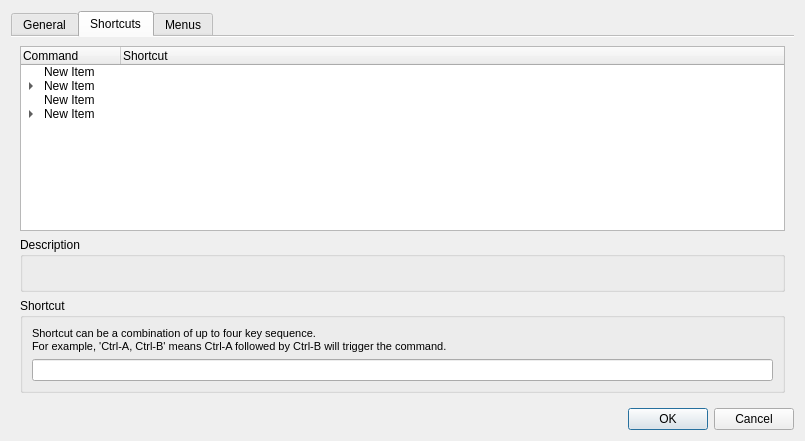
The window that GuiPreferencesWindow.ui (rajendrant/qutty) describes before a commit, drawn with Qt 5.
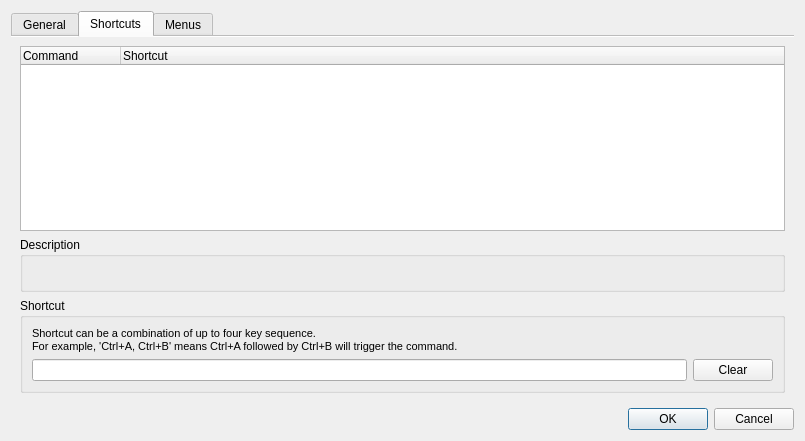
The same window after the commit.

Commit message: support for edit shortcuts in preferences window

Patch:
```diff
--- a/GuiPreferencesWindow.ui
+++ b/GuiPreferencesWindow.ui
@@ -66,67 +66,6 @@
              </font>
             </property>
            </column>
-           <item>
-            <property name="text">
-             <string>New Item</string>
-            </property>
-           </item>
-           <item>
-            <property name="text">
-             <string>New Item</string>
-            </property>
-            <property name="text">
-             <string/>
-            </property>
-            <item>
-             <property name="text">
-              <string>New Item</string>
-             </property>
-            </item>
-           </item>
-           <item>
-            <property name="text">
-             <string>New Item</string>
-            </property>
-           </item>
-           <item>
-            <property name="text">
-             <string>New Item</string>
-            </property>
-            <item>
-             <property name="text">
-              <string>New Item</string>
-             </property>
-             <property name="text">
-              <string/>
-             </property>
-            </item>
-            <item>
-             <property name="text">
-              <string>New Item</string>
-             </property>
-            </item>
-            <item>
-             <property name="text">
-              <string>New Item</string>
-             </property>
-            </item>
-            <item>
-             <property name="text">
-              <string>New Item</string>
-             </property>
-            </item>
-            <item>
-             <property name="text">
-              <string>New Item</string>
-             </property>
-            </item>
-            <item>
-             <property name="text">
-              <string>New Item</string>
-             </property>
-            </item>
-           </item>
           </widget>
          </item>
          <item>
@@ -157,14 +96,25 @@
                <string>&lt;!DOCTYPE HTML PUBLIC &quot;-//W3C//DTD HTML 4.0//EN&quot; &quot;http://www.w3.org/TR/REC-html40/strict.dtd&quot;&gt;
 &lt;html&gt;&lt;head&gt;&lt;meta name=&quot;qrichtext&quot; content=&quot;1&quot; /&gt;&lt;style type=&quot;text/css&quot;&gt;
 p, li { white-space: pre-wrap; }
-&lt;/style&gt;&lt;/head&gt;&lt;body style=&quot; font-family:'MS Shell Dlg 2'; font-size:8.25pt; font-weight:400; font-style:normal;&quot;&gt;
-&lt;p style=&quot; margin-top:0px; margin-bottom:0px; margin-left:0px; margin-right:0px; -qt-block-indent:0; text-indent:0px;&quot;&gt;&lt;span style=&quot; font-size:8pt;&quot;&gt;Shortcut can be a combination of up to four key sequence.&lt;/span&gt;&lt;/p&gt;
-&lt;p style=&quot; margin-top:0px; margin-bottom:0px; margin-left:0px; margin-right:0px; -qt-block-indent:0; text-indent:0px;&quot;&gt;&lt;span style=&quot; font-size:8pt;&quot;&gt;For example, 'Ctrl-A, Ctrl-B' means Ctrl-A followed by Ctrl-B will trigger the command.&lt;/span&gt;&lt;/p&gt;&lt;/body&gt;&lt;/html&gt;</string>
+&lt;/style&gt;&lt;/head&gt;&lt;body style=&quot; font-family:'MS Shell Dlg 2'; font-size:8pt; font-weight:400; font-style:normal;&quot;&gt;
+&lt;p style=&quot; margin-top:0px; margin-bottom:0px; margin-left:0px; margin-right:0px; -qt-block-indent:0; text-indent:0px;&quot;&gt;Shortcut can be a combination of up to four key sequence.&lt;/p&gt;
+&lt;p style=&quot; margin-top:0px; margin-bottom:0px; margin-left:0px; margin-right:0px; -qt-block-indent:0; text-indent:0px;&quot;&gt;For example, 'Ctrl+A, Ctrl+B' means Ctrl+A followed by Ctrl+B will trigger the command.&lt;/p&gt;&lt;/body&gt;&lt;/html&gt;</string>
               </property>
              </widget>
             </item>
             <item>
-             <widget class="QLineEdit" name="le_keysh_shortcut"/>
+             <layout class="QHBoxLayout" name="horizontalLayout_2">
+              <item>
+               <widget class="QLineEdit" name="le_keysh_shortcut"/>
+              </item>
+              <item>
+               <widget class="QPushButton" name="btn_keysh_clear">
+                <property name="text">
+                 <string>Clear</string>
+                </property>
+               </widget>
+              </item>
+             </layout>
             </item>
            </layout>
           </widget>
```
Left out of the diff: 9 changed lines with no effect on the pictures. The commit also changes 9 other files.
